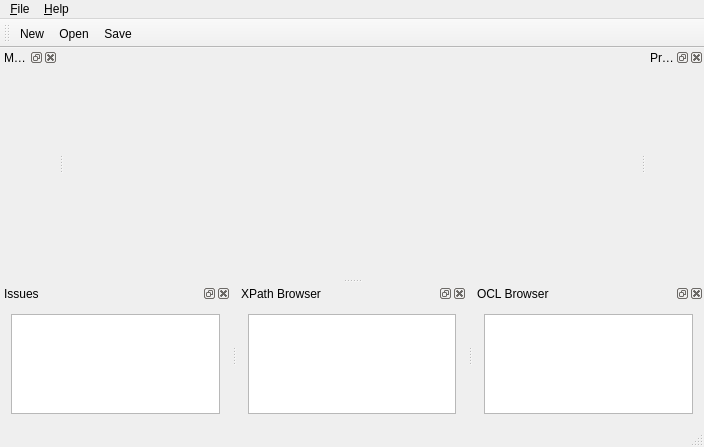
First picture: the form in examples/uml/qtumleditor/mainwindow.ui, repository qt/qtmodeling, before the edit.
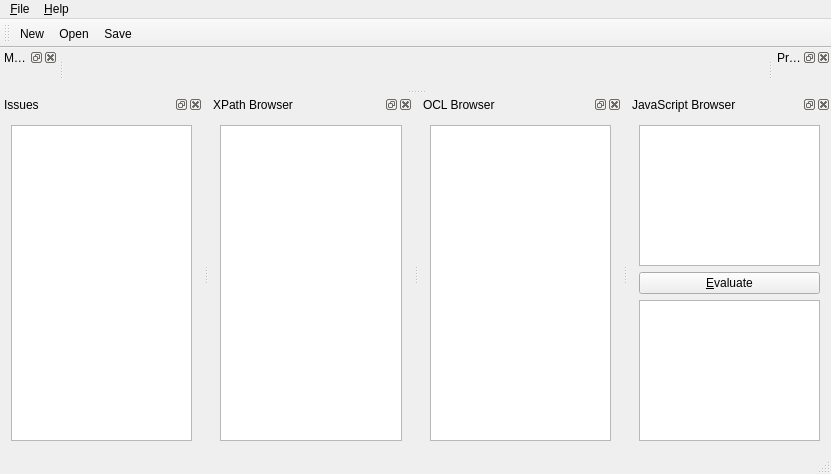
Second picture: the form after the edit. Icons and pictures are not drawn. Custom widgets are drawn as their Qt base class.

Commit message: Fix names of boolean properties. Add initial script support

What changed in the file:
```diff
--- a/examples/uml/qtumleditor/mainwindow.ui
+++ b/examples/uml/qtumleditor/mainwindow.ui
@@ -6,8 +6,8 @@
    <rect>
     <x>0</x>
     <y>0</y>
-    <width>704</width>
-    <height>447</height>
+    <width>831</width>
+    <height>474</height>
    </rect>
   </property>
   <property name="windowTitle">
@@ -21,8 +21,8 @@
     <rect>
      <x>0</x>
      <y>0</y>
-     <width>704</width>
-     <height>20</height>
+     <width>831</width>
+     <height>19</height>
     </rect>
    </property>
    <widget class="QMenu" name="menu_File">
@@ -175,6 +175,35 @@
     </layout>
    </widget>
   </widget>
+  <widget class="QDockWidget" name="dckJavaScript">
+   <property name="windowTitle">
+    <string>JavaScript Browser</string>
+   </property>
+   <attribute name="dockWidgetArea">
+    <number>8</number>
+   </attribute>
+   <widget class="QWidget" name="dockWidgetContents_4">
+    <layout class="QGridLayout" name="gridLayout_7">
+     <item row="0" column="0">
+      <layout class="QVBoxLayout" name="verticalLayout">
+       <item>
+        <widget class="QTextEdit" name="txeJavaScript"/>
+       </item>
+       <item>
+        <widget class="QPushButton" name="psbJSEvaluate">
+         <property name="text">
+          <string>&amp;Evaluate</string>
+         </property>
+        </widget>
+       </item>
+       <item>
+        <widget class="QTextEdit" name="txeJavaScriptEvaluation"/>
+       </item>
+      </layout>
+     </item>
+    </layout>
+   </widget>
+  </widget>
   <action name="actionFileNew">
    <property name="icon">
     <iconset theme="document-new" resource="qtumleditor.qrc">
```
Left out of the diff: 2 changed lines with no effect on the pictures. The commit also changes 53 other files.
